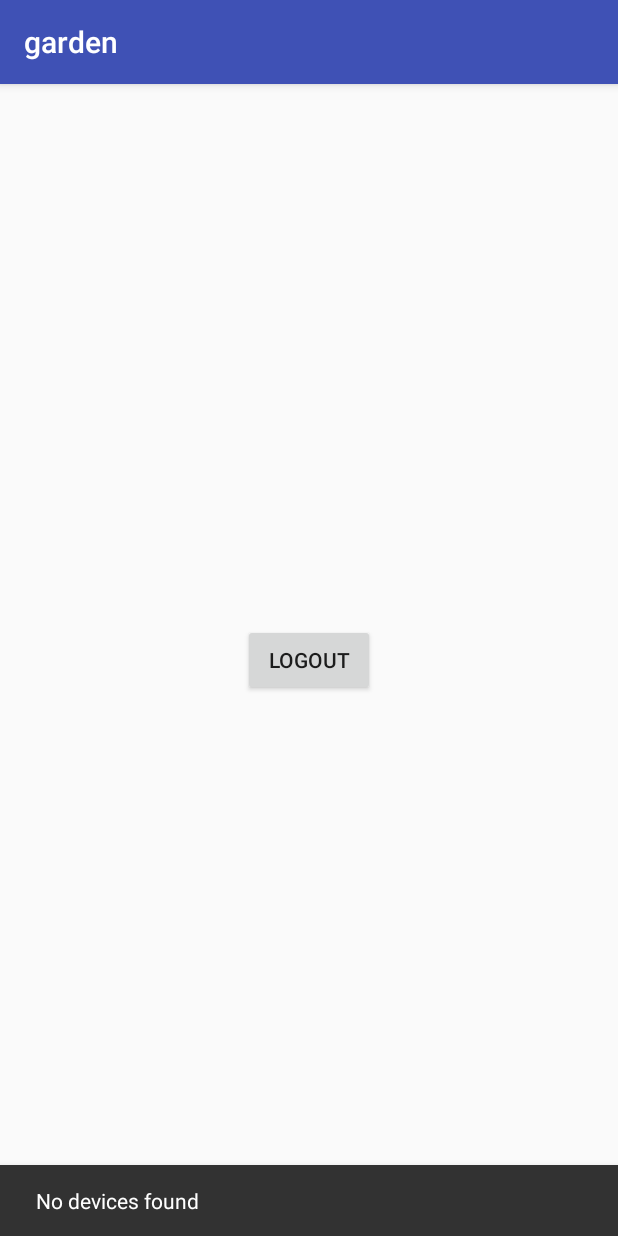
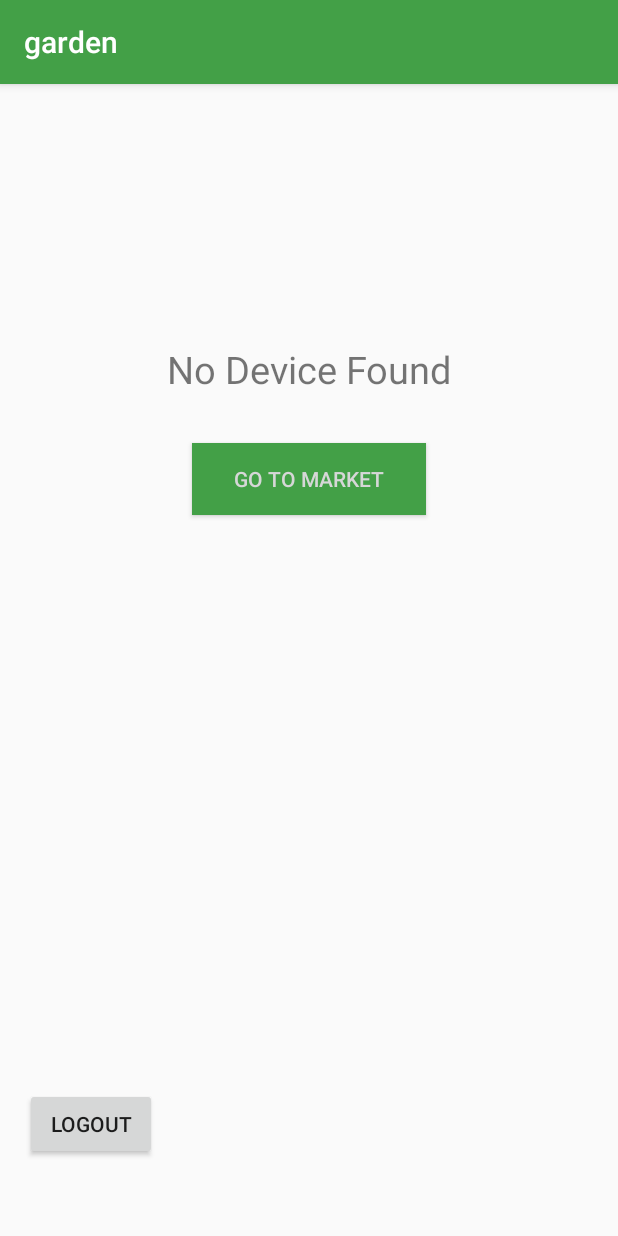
Before and after one commit to adithyadinesh96/smart-gardening-mobileApp, an Android app: the screen it shows after launch once a user with an empty profile is signed in (MainActivity), on a phone screen of 412 x 824 dp. Run offline under Robolectric (Android 15) with nearby library versions, the phone set to English and light mode, and no system bars; our stand-ins replace Firebase (no records; nobody signed in at launch, a user with empty details on screens opened directly); libraries missing offline, so code that uses them is left out: com.afollestad.materialdialogs, com.razorpay; 2 statements that could not run were skipped.

Commit message:
New changes
Implemented Recycler View-Market Place,Plant Product View.
Integrated RazorPay Payment Gateway

```diff
--- a/app/build.gradle
+++ b/app/build.gradle
@@ -30,6 +30,11 @@ dependencies {
     implementation 'com.google.firebase:firebase-auth:12.0.1'
     implementation 'com.google.firebase:firebase-database:12.0.1'
     implementation 'com.afollestad.material-dialogs:core:0.9.6.0'
+    implementation 'com.android.support:cardview-v7:27.1.1'
+    implementation 'com.android.support:recyclerview-v7:27.1.1'
+    implementation 'com.squareup.picasso:picasso:2.71828'
+    implementation 'com.razorpay:checkout:1.4.7'
+
 }
 
 apply plugin: 'com.google.gms.google-services'
--- a/app/src/main/java/com/garden/garden/MainActivity.java
+++ b/app/src/main/java/com/garden/garden/MainActivity.java
@@ -2,19 +2,16 @@ package com.garden.garden;
 
 import android.content.Intent;
 import android.os.Handler;
-import android.support.annotation.NonNull;
 import android.support.constraint.ConstraintLayout;
-import android.support.design.widget.Snackbar;
 import android.support.v7.app.AppCompatActivity;
 import android.os.Bundle;
 import android.util.Log;
 import android.view.View;
 import android.widget.Button;
-import android.widget.Toast;
+import android.widget.TextView;
 
 import com.afollestad.materialdialogs.DialogAction;
 import com.afollestad.materialdialogs.MaterialDialog;
-import com.google.android.gms.tasks.OnSuccessListener;
 import com.google.firebase.auth.FirebaseAuth;
 import com.google.firebase.auth.FirebaseUser;
 import com.google.firebase.database.DataSnapshot;
@@ -22,9 +19,9 @@ import com.google.firebase.database.DatabaseError;
 import com.google.firebase.database.DatabaseReference;
 import com.google.firebase.database.FirebaseDatabase;
 import com.google.firebase.database.ValueEventListener;
+import com.razorpay.Checkout;
 
-import static android.os.SystemClock.sleep;
-
+//Todo on press of back button pause activity go to home screen..
 public class MainActivity extends AppCompatActivity implements View.OnClickListener{
     private FirebaseAuth mAuth;
     private FirebaseUser currentUser;
@@ -34,6 +31,8 @@ public class MainActivity extends AppCompatActivity implements View.OnClickListe
     private int isActive;
     private ConstraintLayout mcontraint;
     private static final String TAG = "MainActivity";
+    private Button goToMarket;
+    private TextView noDevice;
     @Override
     protected void onCreate(Bundle savedInstanceState) {
         super.onCreate(savedInstanceState);
@@ -43,6 +42,10 @@ public class MainActivity extends AppCompatActivity implements View.OnClickListe
         logout = findViewById(R.id.logout);
         logout.setOnClickListener(this);
         mcontraint = findViewById(R.id.main_constraint);
+        goToMarket = findViewById(R.id.go_to_market);
+        goToMarket.setOnClickListener(this);
+        noDevice = findViewById(R.id.no_device_text);
+
 
     }
     @Override
@@ -59,10 +62,11 @@ public class MainActivity extends AppCompatActivity implements View.OnClickListe
                 MaterialDialog dialog = new MaterialDialog.Builder(this)
                         .title(R.string.email_not_verfied)
                         .content(R.string.not_verfied_text)
-                        .positiveText(R.string.refresh)
+                        .negativeText(R.string.refresh)
+                        .positiveText(R.string.logout)
                         .autoDismiss(false)
                         .cancelable(false)
-                        .onPositive(new MaterialDialog.SingleButtonCallback() {
+                        .onNegative(new MaterialDialog.SingleButtonCallback() {
                             @Override
                             public void onClick(MaterialDialog dialog, DialogAction which) {
                                 mAuth.getCurrentUser().reload();
@@ -79,14 +83,29 @@ public class MainActivity extends AppCompatActivity implements View.OnClickListe
                                 }, 1000L);
                             }
                         })
+                        .onPositive(new MaterialDialog.SingleButtonCallback(){
+                            @Override
+                            public void onClick(MaterialDialog dialog, DialogAction which) {
+                                mAuth.signOut();
+                                gotoLogin();
+                            }
+                        })
                         .show();
             }
             else {
+                final MaterialDialog loading_dialog = new MaterialDialog.Builder(this)
+                        .content(R.string.please_wait)
+                        .progress(true, 0)
+                        .cancelable(false)
+                        .show();
                 user_ref.addListenerForSingleValueEvent(new ValueEventListener() {
                     @Override
                     public void onDataChange(DataSnapshot dataSnapshot) {
                         if(!dataSnapshot.hasChild("devices")){
-                            Snackbar.make(mcontraint,"No devices found",Snackbar.LENGTH_INDEFINITE).show();
+                            loading_dialog.dismiss();
+                            //Snackbar.make(mcontraint,"No devices found",Snackbar.LENGTH_INDEFINITE).show();
+                            noDevice.setVisibility(View.VISIBLE);
+                            goToMarket.setVisibility(View.VISIBLE);
                         }
                     }
 
@@ -98,11 +117,18 @@ public class MainActivity extends AppCompatActivity implements View.OnClickListe
             }
         }
     }
+
+
     @Override
     public void onClick(View v) {
         if(v == logout){
             mAuth.signOut();
+            Checkout.clearUserData(this);
             gotoLogin();
+        }
+        else if(v == goToMarket){
+            Intent in = new Intent(this, MarketActivity.class);
+            startActivity(in);
         }
     }
     private void gotoLogin(){
--- a/app/src/main/java/com/garden/garden/RegisterActivity.java
+++ b/app/src/main/java/com/garden/garden/RegisterActivity.java
@@ -132,9 +132,6 @@ public class RegisterActivity extends AppCompatActivity implements View.OnClickL
                                     } catch(FirebaseAuthWeakPasswordException e) {
                                     registerPassword.setError(getString(R.string.error_weak_password));
                                     registerPassword.requestFocus();
-                                    } catch(FirebaseAuthInvalidCredentialsException e) {
-                                        registerEmail.setError(getString(R.string.error_invalid_email));
-                                        registerEmail.requestFocus();
                                     } catch(FirebaseAuthUserCollisionException e) {
                                     registerEmail.setError(getString(R.string.error_user_exists));
                                     registerEmail.requestFocus();
--- a/app/src/main/res/layout/activity_main.xml
+++ b/app/src/main/res/layout/activity_main.xml
@@ -18,7 +18,41 @@
         android:text="Logout"
         app:layout_constraintBottom_toBottomOf="parent"
         app:layout_constraintEnd_toEndOf="parent"
+        app:layout_constraintHorizontal_bias="0.028"
         app:layout_constraintStart_toStartOf="parent"
-        app:layout_constraintTop_toTopOf="parent" />
+        app:layout_constraintTop_toTopOf="parent"
+        app:layout_constraintVertical_bias="0.939" />
+
+    <TextView
+        android:id="@+id/no_device_text"
+        android:layout_width="wrap_content"
+        android:layout_height="wrap_content"
+        android:layout_marginBottom="8dp"
+        android:layout_marginEnd="8dp"
+        android:layout_marginStart="8dp"
+        android:layout_marginTop="8dp"
+        android:text="@string/no_device_text"
+        android:textSize="25sp"
+        android:visibility="invisible"
+        app:layout_constraintBottom_toBottomOf="parent"
+        app:layout_constraintEnd_toEndOf="parent"
+        app:layout_constraintStart_toStartOf="parent"
+        app:layout_constraintTop_toTopOf="parent"
+        app:layout_constraintVertical_bias="0.23000002" />
+
+    <Button
+        android:id="@+id/go_to_market"
+        android:layout_width="0dp"
+        android:layout_height="wrap_content"
+        android:layout_marginEnd="128dp"
+        android:layout_marginStart="128dp"
+        android:layout_marginTop="32dp"
+        android:background="?attr/colorPrimary"
+        android:text="@string/go_to_market"
+        android:textColor="?attr/colorButtonNormal"
+        android:visibility="invisible"
+        app:layout_constraintEnd_toEndOf="parent"
+        app:layout_constraintStart_toStartOf="parent"
+        app:layout_constraintTop_toBottomOf="@+id/no_device_text" />
 
 </android.support.constraint.ConstraintLayout>
--- a/app/src/main/res/values/colors.xml
+++ b/app/src/main/res/values/colors.xml
@@ -1,6 +1,6 @@
 <?xml version="1.0" encoding="utf-8"?>
 <resources>
-    <color name="colorPrimary">#3F51B5</color>
-    <color name="colorPrimaryDark">#303F9F</color>
-    <color name="colorAccent">#FF4081</color>
+    <color name="colorPrimary">#43a047</color>
+    <color name="colorPrimaryDark">#2e7d32</color>
+    <color name="colorAccent">#00a007</color>
 </resources>
--- a/app/src/main/res/values/strings.xml
+++ b/app/src/main/res/values/strings.xml
@@ -12,10 +12,17 @@
     <string name="error_user_exists">Account already exists</string>
     <string name="error_invalid_email">Invalid Email</string>
     <string name="error_weak_password">Password length must be atleast 6</string>
-    <string name="email_not_verfied">Email not verifed</string>
-    <string name="not_verfied_text">Please very your Email Address</string>
+    <string name="email_not_verfied">Email not verified</string>
+    <string name="not_verfied_text">Please verify your Email Address</string>
     <string name="refresh">Refresh</string>
     <string name="signing_text">Signing In</string>
     <string name="please_wait">Please wait</string>
     <string name="signup_please_wait">Please wait while we setup your account</string>
+    <string name="account_does_not_exist">Account does not exist</string>
+    <string name="password_incorrect">Incorrect Password </string>
+    <string name="logout">Logout</string>
+    <string name="no_device_text">No Device Found</string>
+    <string name="go_to_market">Go to Market</string>
+    <string name="plant">Plant</string>
+    <string name="buy_now">Buy Now</string>
 </resources>
```
Also changed, not shown: app/src/main/AndroidManifest.xml (+11 -1 lines), app/src/main/java/com/garden/garden/CheckoutActivity.java (added, +129 -0 lines), app/src/main/java/com/garden/garden/LoginActivity.java (+14 -1 lines), app/src/main/java/com/garden/garden/MarketActivity.java (added, +55 -0 lines), app/src/main/java/com/garden/garden/PlantAdapter.java (added, +69 -0 lines), app/src/main/java/com/garden/garden/PlantData.java (added, +21 -0 lines), app/src/main/res/layout/activity_checkout.xml (added, +99 -0 lines), app/src/main/res/layout/activity_market.xml (added, +14 -0 lines), app/src/main/res/layout/plantlist.xml (added, +40 -0 lines), app/src/main/res/drawable/jasmin.jpeg (added), app/src/main/res/drawable/spinningwheel.gif (added).
